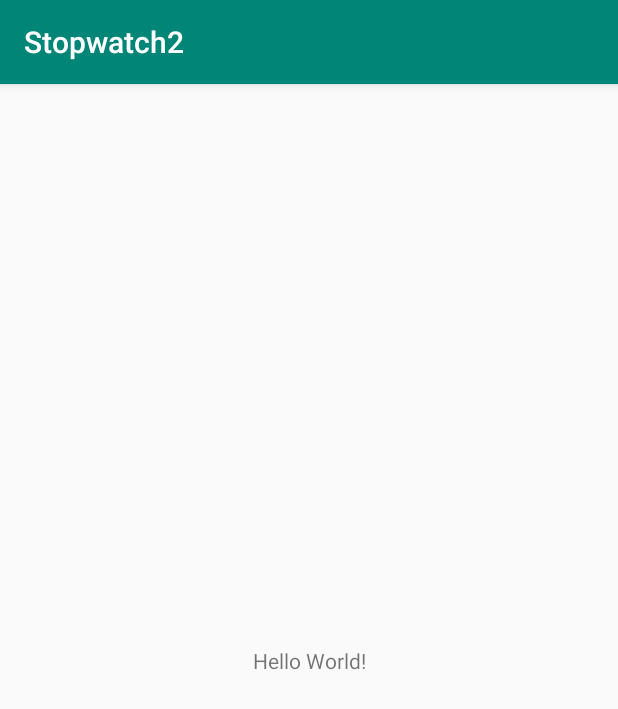
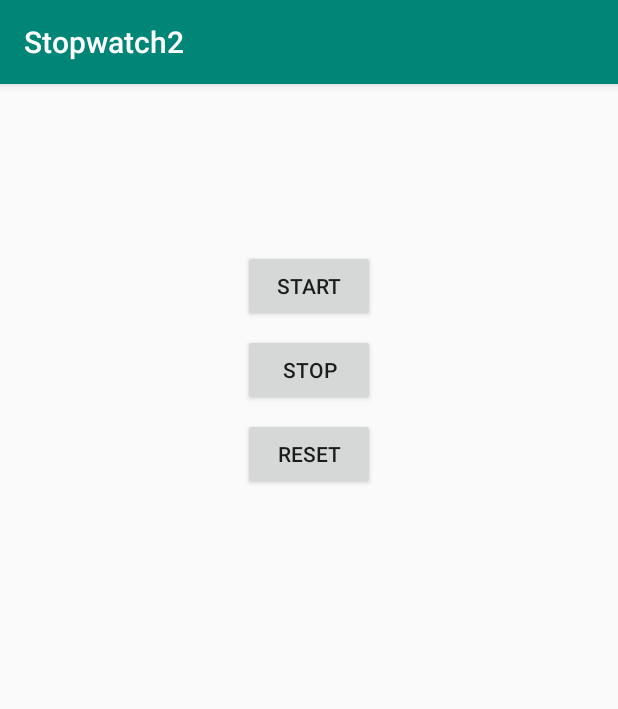
Before and after one commit to Julia-Anish/Stopwatch, an Android app: the screen it shows after launch (MainActivity), on a phone screen of 412 x 824 dp. Shown: the top 709 px of the screen. Run offline under Robolectric (Android 15) with nearby library versions, the phone set to English and light mode, and no system bars.

Commit message:
Finished layout creation

```diff
--- a/app/src/main/res/layout/activity_main.xml
+++ b/app/src/main/res/layout/activity_main.xml
@@ -1,18 +1,46 @@
 <?xml version="1.0" encoding="utf-8"?>
-<androidx.constraintlayout.widget.ConstraintLayout xmlns:android="http://schemas.android.com/apk/res/android"
-    xmlns:app="http://schemas.android.com/apk/res-auto"
+<LinearLayout
+    xmlns:android="http://schemas.android.com/apk/res/android"
     xmlns:tools="http://schemas.android.com/tools"
     android:layout_width="match_parent"
     android:layout_height="match_parent"
-    tools:context=".MainActivity">
+    tools:context=".MainActivity"
+    android:orientation="vertical"
+    android:padding="16dp">
+
 
     <TextView
+        android:id="@+id/time_view"
+        android:layout_width="wrap_content"
+        android:textAppearance="@android:style/TextAppearance.Large"
+        android:layout_height="wrap_content"
+        android:layout_gravity="center_horizontal"
+        android:textSize="56sp"/>
+
+    <Button
+        android:id="@+id/btnStart"
         android:layout_width="wrap_content"
         android:layout_height="wrap_content"
-        android:text="Hello World!"
-        app:layout_constraintBottom_toBottomOf="parent"
-        app:layout_constraintLeft_toLeftOf="parent"
-        app:layout_constraintRight_toRightOf="parent"
-        app:layout_constraintTop_toTopOf="parent" />
+        android:text="@string/start"
+        android:layout_marginTop="20dp"
+        android:layout_gravity="center_horizontal"
+        android:onClick="onClickStart"/>
 
-</androidx.constraintlayout.widget.ConstraintLayout>
+    <Button
+        android:id="@+id/btnStop"
+        android:layout_width="wrap_content"
+        android:layout_height="wrap_content"
+        android:text="@string/stop"
+        android:layout_marginTop="8dp"
+        android:layout_gravity="center_horizontal"
+        android:onClick="onClickStop"/>
+
+    <Button
+        android:id="@+id/btnReset"
+        android:layout_width="wrap_content"
+        android:layout_height="wrap_content"
+        android:text="@string/reset"
+        android:layout_marginTop="8dp"
+        android:layout_gravity="center_horizontal"
+        android:onClick="onClickReset"/>
+</LinearLayout>
--- a/app/src/main/res/values/strings.xml
+++ b/app/src/main/res/values/strings.xml
@@ -1,3 +1,6 @@
 <resources>
     <string name="app_name">Stopwatch2</string>
+    <string name="start">Start</string>
+    <string name="stop">Stop</string>
+    <string name="reset">Reset</string>
 </resources>
```
